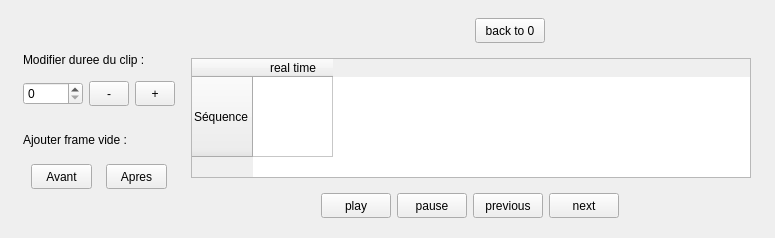
Old version of the form src/tweedy/gui/timeline/TimeLineUi.ui in the repository stopmotionimac/tweedy.
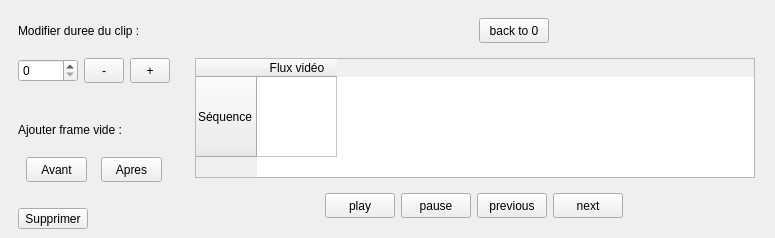
New version of the form.

Commit message: bouton supprimer, vignette temps reel

The edit to the form file:
```diff
--- a/src/tweedy/gui/timeline/TimeLineUi.ui
+++ b/src/tweedy/gui/timeline/TimeLineUi.ui
@@ -30,14 +30,17 @@
     <item>
      <layout class="QHBoxLayout" name="widgetLayout">
       <item>
-       <layout class="QVBoxLayout" name="modifsClipLayout">
+       <layout class="QVBoxLayout" name="modifsClipLayout"/>
+      </item>
+      <item>
+       <layout class="QVBoxLayout" name="verticalLayout">
         <item>
          <layout class="QVBoxLayout" name="dureeClipLayout">
           <property name="topMargin">
-           <number>35</number>
+           <number>0</number>
           </property>
           <property name="bottomMargin">
-           <number>10</number>
+           <number>20</number>
           </property>
           <item>
            <widget class="QLabel" name="labelDuration">
@@ -115,7 +118,7 @@
            <number>0</number>
           </property>
           <property name="bottomMargin">
-           <number>40</number>
+           <number>20</number>
           </property>
           <item>
            <widget class="QLabel" name="labelBlank">
@@ -168,6 +171,13 @@
           </item>
          </layout>
         </item>
+        <item>
+         <widget class="QToolButton" name="deleteButton">
+          <property name="text">
+           <string>Supprimer</string>
+          </property>
+         </widget>
+        </item>
        </layout>
       </item>
       <item>
@@ -264,7 +274,7 @@
             </row>
             <column>
              <property name="text">
-              <string>real time</string>
+              <string>Flux vidéo</string>
              </property>
             </column>
            </widget>
```
The commit also changes 5 other files.
